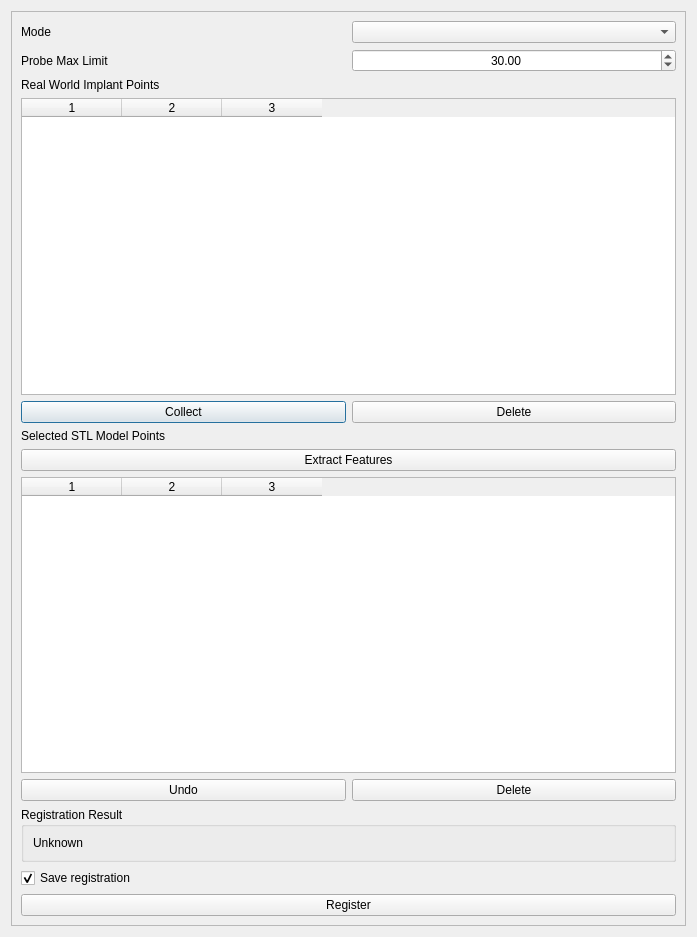
Qt form ui/registration.ui (liushuya7/cn5X) before a commit.
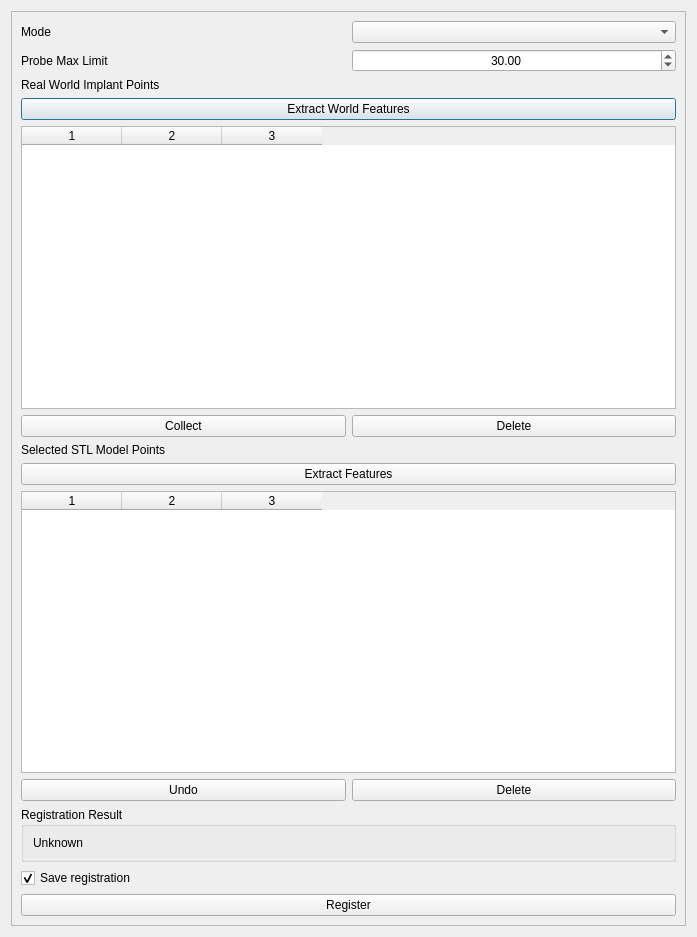
The same form after that commit.

Commit message: finished mesh processing of registration, working on image processing part

Patch:
```diff
--- a/ui/registration.ui
+++ b/ui/registration.ui
@@ -68,6 +68,13 @@
          </property>
         </widget>
        </item>
+       <item>
+        <widget class="QPushButton" name="pushButton_extract_features_world">
+         <property name="text">
+          <string>Extract World Features</string>
+         </property>
+        </widget>
+       </item>
        <item>
         <widget class="QTableWidget" name="tableWidget_world">
          <property name="selectionBehavior">
```
The commit also changes 7 other files.
